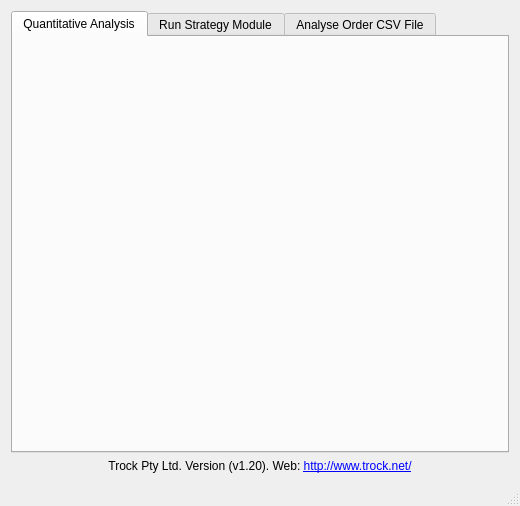
Qt form Trading_Platform_GUI_src/mainwindow.ui (mobeigi/Algorithmic-Trading) before a commit.
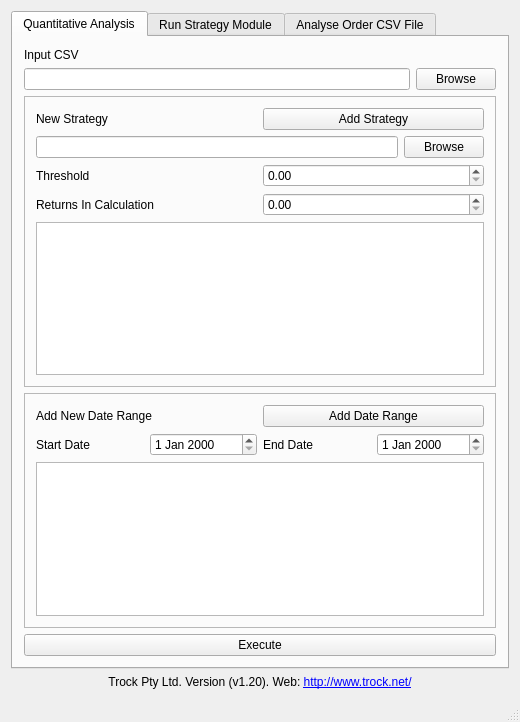
The same form after that commit.

```diff
--- a/Trading_Platform_GUI_src/mainwindow.ui
+++ b/Trading_Platform_GUI_src/mainwindow.ui
@@ -7,7 +7,7 @@
     <x>0</x>
     <y>0</y>
     <width>520</width>
-    <height>506</height>
+    <height>721</height>
    </rect>
   </property>
   <property name="sizePolicy">
@@ -32,7 +32,7 @@
    <property name="minimumSize">
     <size>
      <width>520</width>
-     <height>450</height>
+     <height>700</height>
     </size>
    </property>
    <layout class="QVBoxLayout" name="verticalLayout_2">
@@ -42,9 +42,182 @@
        <number>0</number>
       </property>
       <widget class="QWidget" name="tab">
+       <property name="layoutDirection">
+        <enum>Qt::LeftToRight</enum>
+       </property>
        <attribute name="title">
         <string>Quantitative Analysis</string>
        </attribute>
+       <layout class="QVBoxLayout" name="verticalLayout_8">
+        <item>
+         <widget class="QLabel" name="label">
+          <property name="text">
+           <string>Input CSV</string>
+          </property>
+         </widget>
+        </item>
+        <item>
+         <layout class="QHBoxLayout" name="horizontalLayout_4">
+          <item>
+           <widget class="QLineEdit" name="lineEdit"/>
+          </item>
+          <item>
+           <widget class="QPushButton" name="pushButton">
+            <property name="text">
+             <string>Browse</string>
+            </property>
+           </widget>
+          </item>
+         </layout>
+        </item>
+        <item>
+         <widget class="QFrame" name="frame">
+          <property name="frameShape">
+           <enum>QFrame::StyledPanel</enum>
+          </property>
+          <property name="frameShadow">
+           <enum>QFrame::Raised</enum>
+          </property>
+          <layout class="QVBoxLayout" name="verticalLayout_9">
+           <item>
+            <layout class="QVBoxLayout" name="verticalLayout_6">
+             <item>
+              <layout class="QHBoxLayout" name="horizontalLayout_8">
+               <item>
+                <widget class="QLabel" name="label_2">
+                 <property name="text">
+                  <string>New Strategy</string>
+                 </property>
+                </widget>
+               </item>
+               <item>
+                <widget class="QPushButton" name="pushButton_3">
+                 <property name="text">
+                  <string>Add Strategy</string>
+                 </property>
+                </widget>
+               </item>
+              </layout>
+             </item>
+             <item>
+              <layout class="QHBoxLayout" name="horizontalLayout_5">
+               <item>
+                <widget class="QLineEdit" name="lineEdit_2"/>
+               </item>
+               <item>
+                <widget class="QPushButton" name="pushButton_2">
+                 <property name="text">
+                  <string>Browse</string>
+                 </property>
+                </widget>
+               </item>
+              </layout>
+             </item>
+            </layout>
+           </item>
+           <item>
+            <layout class="QHBoxLayout" name="horizontalLayout_6">
+             <item>
+              <widget class="QLabel" name="label_3">
+               <property name="text">
+                <string>Threshold</string>
+               </property>
+              </widget>
+             </item>
+             <item>
+              <widget class="QDoubleSpinBox" name="doubleSpinBox"/>
+             </item>
+            </layout>
+           </item>
+           <item>
+            <layout class="QHBoxLayout" name="horizontalLayout_7">
+             <item>
+              <widget class="QLabel" name="label_4">
+               <property name="text">
+                <string>Returns In Calculation</string>
+               </property>
+              </widget>
+             </item>
+             <item>
+              <widget class="QDoubleSpinBox" name="doubleSpinBox_2"/>
+             </item>
+            </layout>
+           </item>
+           <item>
+            <widget class="QListView" name="listView"/>
+           </item>
+          </layout>
+         </widget>
+        </item>
+        <item>
+         <widget class="QFrame" name="frame_2">
+          <property name="frameShape">
+           <enum>QFrame::StyledPanel</enum>
+          </property>
+          <property name="frameShadow">
+           <enum>QFrame::Raised</enum>
+          </property>
+          <layout class="QVBoxLayout" name="verticalLayout_11">
+           <item>
+            <layout class="QVBoxLayout" name="verticalLayout_10">
+             <item>
+              <layout class="QHBoxLayout" name="horizontalLayout_11">
+               <item>
+                <widget class="QLabel" name="label_5">
+                 <property name="text">
+                  <string>Add New Date Range</string>
+                 </property>
+                </widget>
+               </item>
+               <item>
+                <widget class="QPushButton" name="pushButton_4">
+                 <property name="text">
+                  <string>Add Date Range</string>
+                 </property>
+                </widget>
+               </item>
+              </layout>
+             </item>
+             <item>
+              <layout class="QHBoxLayout" name="horizontalLayout_12">
+               <item>
+                <widget class="QLabel" name="label_6">
+                 <property name="text">
+                  <string>Start Date</string>
+                 </property>
+                </widget>
+               </item>
+               <item>
+                <widget class="QDateEdit" name="dateEdit_2"/>
+               </item>
+               <item>
+                <widget class="QLabel" name="label_7">
+                 <property name="text">
+                  <string>End Date</string>
+                 </property>
+                </widget>
+               </item>
+               <item>
+                <widget class="QDateEdit" name="dateEdit"/>
+               </item>
+              </layout>
+             </item>
+            </layout>
+           </item>
+           <item>
+            <widget class="QListView" name="listView_2"/>
+           </item>
+          </layout>
+         </widget>
+        </item>
+        <item>
+         <widget class="QPushButton" name="pushButton_5">
+          <property name="text">
+           <string>Execute</string>
+          </property>
+         </widget>
+        </item>
+       </layout>
       </widget>
       <widget class="QWidget" name="widget">
        <attribute name="title">
```
Left out of the diff: 3 changed lines with no effect on the pictures.
